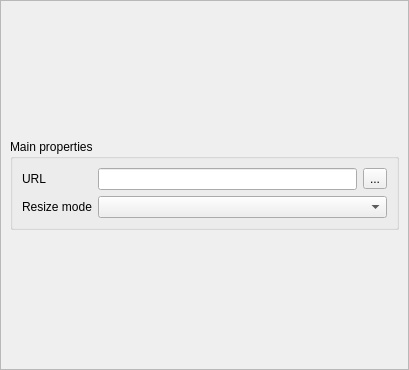
This is src/ui/qgscomposerhtmlwidgetbase.ui in carsmie/QGIS as Qt 5 draws it before an edit. The edited form follows.
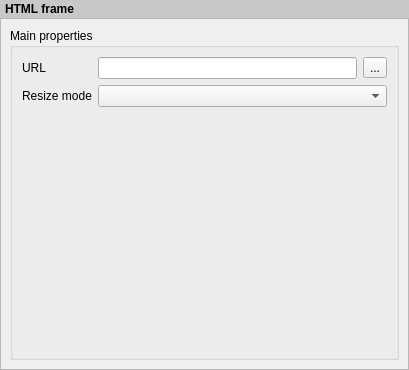
This is the edited form. Custom widgets are drawn as their Qt base class.

Patch:
```diff
--- a/src/ui/qgscomposerhtmlwidgetbase.ui
+++ b/src/ui/qgscomposerhtmlwidgetbase.ui
@@ -13,11 +13,30 @@
   <property name="windowTitle">
    <string>Form</string>
   </property>
-  <layout class="QGridLayout" name="gridLayout_2">
+  <layout class="QVBoxLayout" name="verticalLayout">
+   <property name="spacing">
+    <number>0</number>
+   </property>
    <property name="margin">
     <number>0</number>
    </property>
-   <item row="0" column="0">
+   <item>
+    <widget class="QLabel" name="label">
+     <property name="sizePolicy">
+      <sizepolicy hsizetype="Preferred" vsizetype="Maximum">
+       <horstretch>0</horstretch>
+       <verstretch>0</verstretch>
+      </sizepolicy>
+     </property>
+     <property name="styleSheet">
+      <string notr="true">padding: 2px; font-weight: bold; background-color: rgb(200, 200, 200);</string>
+     </property>
+     <property name="text">
+      <string>HTML frame</string>
+     </property>
+    </widget>
+   </item>
+   <item>
     <widget class="QScrollArea" name="scrollArea">
      <property name="widgetResizable">
       <bool>true</bool>
@@ -28,18 +47,12 @@
         <x>0</x>
         <y>0</y>
         <width>407</width>
-        <height>368</height>
+        <height>348</height>
        </rect>
       </property>
       <layout class="QVBoxLayout" name="mainLayout">
        <item>
         <widget class="QgsCollapsibleGroupBoxBasic" name="groupBox">
-         <property name="sizePolicy">
-          <sizepolicy hsizetype="Preferred" vsizetype="Maximum">
-           <horstretch>0</horstretch>
-           <verstretch>0</verstretch>
-          </sizepolicy>
-         </property>
          <property name="title">
           <string>Main properties</string>
          </property>
@@ -50,16 +63,19 @@
           <bool>false</bool>
          </property>
          <layout class="QFormLayout" name="formLayout">
-          <item row="2" column="0">
-           <widget class="QLabel" name="mResizeModeLabel">
+          <property name="fieldGrowthPolicy">
+           <enum>QFormLayout::AllNonFixedFieldsGrow</enum>
+          </property>
+          <property name="labelAlignment">
+           <set>Qt::AlignLeading|Qt::AlignLeft|Qt::AlignVCenter</set>
+          </property>
+          <item row="0" column="0">
+           <widget class="QLabel" name="mUrlLabel">
             <property name="text">
-             <string>Resize mode</string>
+             <string>URL</string>
             </property>
            </widget>
           </item>
-          <item row="2" column="1">
-           <widget class="QComboBox" name="mResizeModeComboBox"/>
-          </item>
           <item row="0" column="1">
            <layout class="QHBoxLayout" name="horizontalLayout">
             <item>
@@ -74,13 +90,16 @@
             </item>
            </layout>
           </item>
-          <item row="0" column="0">
-           <widget class="QLabel" name="mUrlLabel">
+          <item row="2" column="0">
+           <widget class="QLabel" name="mResizeModeLabel">
             <property name="text">
-             <string>URL</string>
+             <string>Resize mode</string>
             </property>
            </widget>
           </item>
+          <item row="2" column="1">
+           <widget class="QComboBox" name="mResizeModeComboBox"/>
+          </item>
          </layout>
         </widget>
        </item>
```
